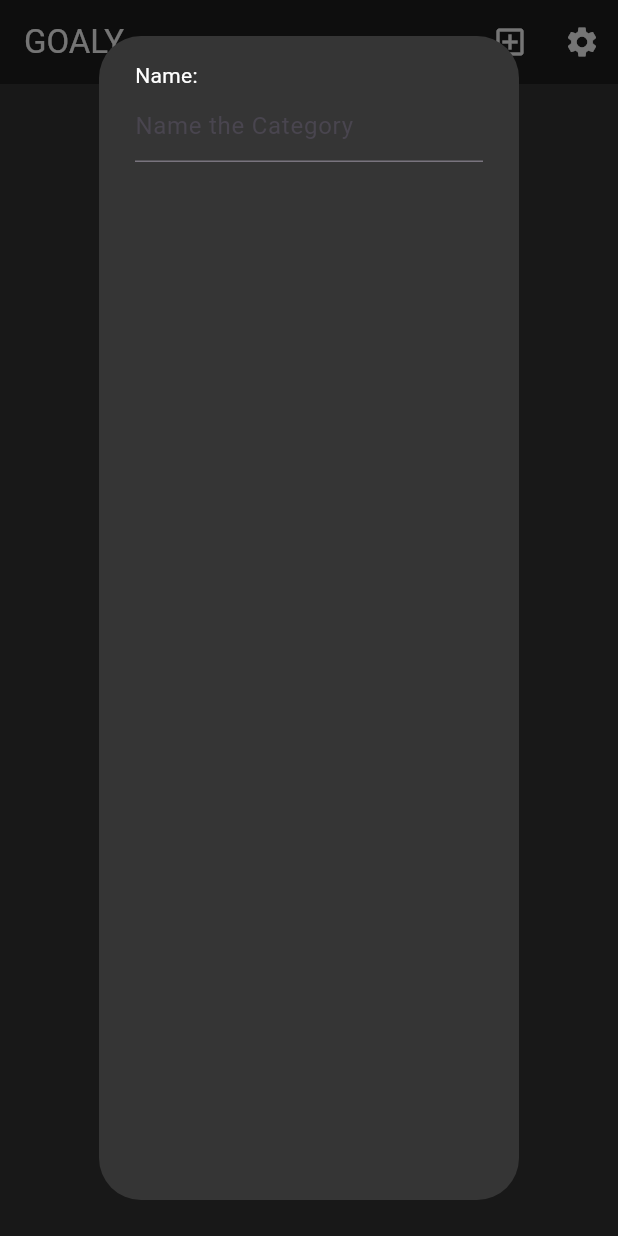
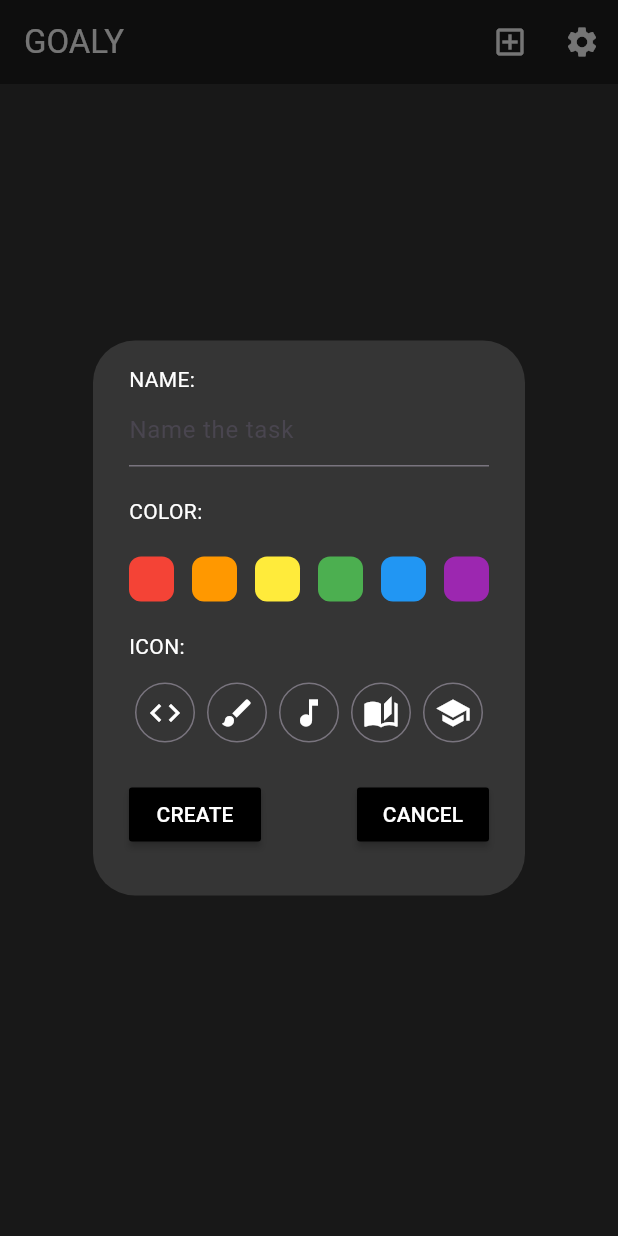
Before and after one commit to nicsaliani/goaly, a Flutter app: the screen it shows after launch, after a tap on the "add box" icon, on a phone screen of 412 x 824 dp. Run offline on Flutter 3.47's test engine with Material 3 defaults, Android fonts, the phone set to English and light mode, and no system bars.

Commit message:
color and icon picker skeleton

```diff
--- a/lib/data/database.dart
+++ b/lib/data/database.dart
@@ -1,5 +1,5 @@
 class CategoryDatabase {
 
-  List categoryTiles = [];
+  List taskTiles = [];
 
 }
--- a/lib/pages/home_page.dart
+++ b/lib/pages/home_page.dart
@@ -1,9 +1,9 @@
 // ignore_for_file: prefer_const_constructors
 
 import 'package:flutter/material.dart';
-import 'package:goaly/util/category_tile.dart';
+import 'package:goaly/util/task_tile.dart';
 import 'package:goaly/data/database.dart';
-import 'package:goaly/util/category_wizard.dart';
+import 'package:goaly/util/task_wizard.dart';
 
 class HomePage extends StatefulWidget {
   const HomePage({super.key});
@@ -17,12 +17,17 @@ class _HomePageState extends State<HomePage> {
   CategoryDatabase db = CategoryDatabase();
   final _controller = TextEditingController();
 
+  void saveNewTask() {
+    setState(() {
+      db.taskTiles.add([_controller.text, false]);
+    });
+  }
   // TO DO: Create and Cancel functions
-  void createNewCategory() {
+  void createNewTask() {
     showDialog(
       context: context,
       builder: (context) {
-        return CategoryWizard(
+        return TaskWizard(
           controller: _controller,
           onCreate: () {},
           onCancel: () {}
@@ -45,13 +50,13 @@ class _HomePageState extends State<HomePage> {
         backgroundColor: Color.fromARGB(255, 30, 30, 30),
         actions: <Widget>[
 
-          // ADD_CATEGORY BUTTON
+          // ADD_TASK BUTTON
           IconButton(
             icon: Icon(Icons.add_box_outlined),
             color: Colors.white,
-            tooltip: "Add Category",
+            tooltip: "Add Task",
             onPressed: (){
-              createNewCategory();
+              createNewTask();
             },
           ),
 
@@ -67,9 +72,9 @@ class _HomePageState extends State<HomePage> {
         ],
       ),
       body: ListView.builder(
-        itemCount: db.categoryTiles.length,
+        itemCount: db.taskTiles.length,
         itemBuilder: (context, index) {
-          return CategoryTile(
+          return TaskTile(
 
           );
         }
--- a/lib/util/category_wizard.dart
+++ /dev/null
@@ -1,45 +0,0 @@
-// ignore_for_file: prefer_const_constructors
-
-import 'package:flutter/material.dart';
-
-class CategoryWizard extends StatelessWidget {
-
-  final TextEditingController controller;
-  final VoidCallback onCreate;
-  final VoidCallback onCancel;
-
-  const CategoryWizard({
-    super.key,
-    required this.controller,
-    required this.onCreate,
-    required this.onCancel,
-  });
-
-  @override
-  Widget build(BuildContext context) {
-
-    // TO DO: Color Picker and Icon Picker
-    return AlertDialog(
-      backgroundColor: Color.fromARGB(255, 53, 53, 53),
-      content: SizedBox(
-        child: Column(
-          crossAxisAlignment: CrossAxisAlignment.start,
-          children: [
-            Text(
-              "Name:",
-              style: TextStyle(
-                color: Colors.white,
-              ),
-            ),
-            TextField(
-              controller: controller,
-              decoration: InputDecoration(
-                hintText: "Name the Category",
-              )
-            ),
-          ],
-        )
-      )
-    );
-  }
-}
--- /dev/null
+++ b/lib/util/my_button.dart
@@ -0,0 +1,26 @@
+import 'package:flutter/material.dart';
+
+class MyButton extends StatelessWidget {
+
+  final String text;
+  final VoidCallback onPressed;
+
+  const MyButton({
+    super.key,
+    required this.text,
+    required this.onPressed,
+  });
+
+  @override
+  Widget build(BuildContext context) {
+    return MaterialButton(
+      onPressed: onPressed,
+      color: Colors.black,
+      child: Text(
+        text,
+        style: const TextStyle(
+          color: Colors.white,
+        ),
+      ));
+  }
+}
--- a/lib/util/category_tile.dart
+++ b/lib/util/task_tile.dart
@@ -2,23 +2,19 @@
 
 import 'package:flutter/material.dart';
 
-class CategoryTile extends StatelessWidget {
+class TaskTile extends StatelessWidget {
 
   // final String categoryName;
   // final Color categoryColor;
   // final Icon categoryIcon;
-  // final int tasksTotal;
-  // final int tasksDone;
-  // final bool isOpen;
+  // final bool isDone;
 
-  const CategoryTile({
+  const TaskTile({
     super.key,
     // required this.categoryName,
     // required this.categoryColor,
     // required this.categoryIcon,
-    // required this.tasksTotal,
-    // required this.tasksDone,
-    // required this.isOpen,
+    // required this.isDone,
     });
 
   @override
--- /dev/null
+++ b/lib/util/task_wizard.dart
@@ -0,0 +1,199 @@
+// ignore_for_file: prefer_const_constructors
+
+import 'package:flutter/material.dart';
+import 'package:goaly/util/my_button.dart';
+
+class TaskWizard extends StatelessWidget {
+
+  final TextEditingController controller;
+  final VoidCallback onCreate;
+  final VoidCallback onCancel;
+
+  const TaskWizard({
+    super.key,
+    required this.controller,
+    required this.onCreate,
+    required this.onCancel,
+  });
+
+  static const List<MaterialColor> taskColors = [
+    Colors.red,
+    Colors.orange,
+    Colors.yellow,
+    Colors.green,
+    Colors.blue,
+    Colors.purple,
+  ];
+
+  static const List<Icon> taskIcons = [
+    Icon(Icons.code),
+    Icon(Icons.brush),
+    Icon(Icons.music_note),
+    Icon(Icons.auto_stories),
+    Icon(Icons.school),
+  ];
+
+  List<Widget> buildColorSquares(List<MaterialColor> colors){
+    List<Widget> colorSquares = [];
+
+    for (int i = 0; i < colors.length; i++){
+      colorSquares.add(Container(
+        height: 30,
+        width: 30,
+        decoration: BoxDecoration(
+          borderRadius: BorderRadius.circular(8),
+          color: colors[i],
+        ),
+      ));
+    }
+    return colorSquares;
+  }
+
+  List<Widget> buildIconButtons(List<Icon> icons) {
+    List<IconButton> iconButtons = [];
+
+    for (int i = 0; i < icons.length; i++) {
+      iconButtons.add(IconButton.outlined(
+        color: Colors.white,
+
+        onPressed: () {},
+        icon: icons[i],
+      ));
+    }
+
+    return iconButtons;
+  }
+  @override
+  Widget build(BuildContext context) {
+
+    // TO DO: Color Picker and Icon Picker
+    return AlertDialog(
+      backgroundColor: Color.fromRGBO(53, 53, 53, 1),
+      content: SizedBox(
+        height: 330,
+        child: Column(
+          crossAxisAlignment: CrossAxisAlignment.start,
+          children: [
+
+            // NAME FIELD
+            Text(
+              "NAME:",
+              style: TextStyle(
+                color: Colors.white,
+              ),
+            ),
+            Padding(
+              padding: EdgeInsets.only(bottom: 20),
+              child: TextField(
+                controller: controller,
+                decoration: InputDecoration(
+                  hintText: "Name the task",
+                )
+              ),
+            ),
+
+            // COLOR PICKER
+            Text(
+              "COLOR:",
+              style: TextStyle(
+                color: Colors.white,
+              ),
+            ),
+
+            Padding(
+              padding: EdgeInsets.only(top: 20, bottom: 20),
+              child: Row(
+                mainAxisAlignment: MainAxisAlignment.spaceBetween,
+                children: buildColorSquares(taskColors),
+              ),
+            ),
+
+            // ICON PICKER
+            Text(
+              "ICON:",
+              style: TextStyle(
+                color: Colors.white,
+              ),
+            ),
+
+            Padding(
+              padding: EdgeInsets.only(top: 10),
+              child: Row(
+                mainAxisAlignment: MainAxisAlignment.center,
+                children: buildIconButtons(taskIcons),
+              ),
+            ),
+
+            // CREATE AND CANCEL BUTTONS
+            Padding(
+              padding: EdgeInsets.only(top:20),
+              child: Row(
+                mainAxisAlignment: MainAxisAlignment.spaceBetween,
+                children: [
+                  MyButton(
+                    text: "CREATE",
+                    onPressed: onCreate,
+                  ),
+                  MyButton(
+                    text: "CANCEL",
+                    onPressed: onCancel,
+                  ),
+                ],
+              )
+            ),
+          ],
+        )
+      )
+    );
+  }
+}
+// [
+//                   Container(
+//                     height: 30,
+//                     width: 30,
+//                     decoration: BoxDecoration(
+//                       borderRadius: BorderRadius.circular(8),
+//                       color: Colors.red,
+//                     ),
+//                   ),
+//                   Container(
+//                     height: 30,
+//                     width: 30,
+//                     decoration: BoxDecoration(
+//                       borderRadius: BorderRadius.circular(8),
+//                       color: Colors.orange,
+//                     ),
+//                   ),
+//                   Container(
+//                     height: 30,
+//                     width: 30,
+//                     decoration: BoxDecoration(
+//                       borderRadius: BorderRadius.circular(8),
+//                       color: Colors.yellow,
+//                     ),
+//                   ),
+//                   Container(
+//                     height: 30,
+//                     width: 30,
+//                     decoration: BoxDecoration(
+//                       borderRadius: BorderRadius.circular(8),
+//                       color: Colors.green,
+//                     ),
+//                   ),
+//                   Container(
+//                     height: 30,
+//                     width: 30,
+//                     decoration: BoxDecoration(
+//                       borderRadius: BorderRadius.circular(8),
+//                       color: Colors.blue,
+//                     ),
+//                   ),
+//                   Container(
+//                     height: 30,
+//                     width: 30,
+//                     decoration: BoxDecoration(
+//                       borderRadius: BorderRadius.circular(8),
+//                       color: Colors.purple,
+//                     ),
+//                   ),
+//                 ],
```
